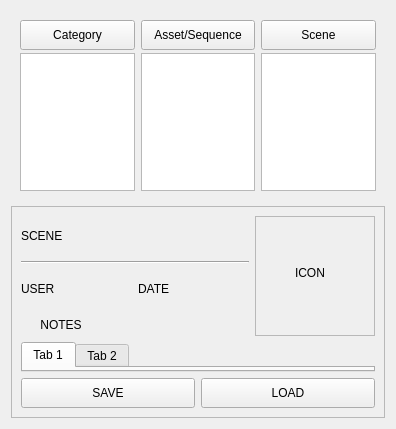
Qt form plugins/scene_loader/gui/main.ui (MayaFramework/Framework) before a commit.
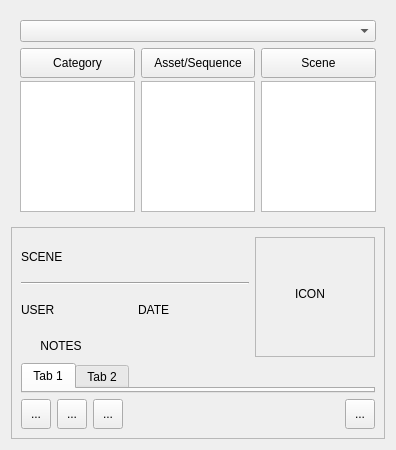
The same form after that commit.

Patch:
```diff
--- a/plugins/scene_loader/gui/main.ui
+++ b/plugins/scene_loader/gui/main.ui
@@ -7,7 +7,7 @@
     <x>0</x>
     <y>0</y>
     <width>396</width>
-    <height>429</height>
+    <height>450</height>
    </rect>
   </property>
   <property name="windowTitle">
@@ -22,7 +22,12 @@
        <verstretch>0</verstretch>
       </sizepolicy>
      </property>
-     <layout class="QHBoxLayout" name="horizontalLayout">
+     <layout class="QVBoxLayout" name="verticalLayout_7">
+      <item>
+       <widget class="QComboBox" name="categoryCB"/>
+      </item>
+      <item>
+       <layout class="QHBoxLayout" name="horizontalLayout_6">
       <item>
        <widget class="QWidget" name="widget_2" native="true">
         <layout class="QVBoxLayout" name="verticalLayout">
@@ -108,6 +113,8 @@
        </widget>
       </item>
      </layout>
+      </item>
+     </layout>
     </widget>
    </item>
    <item>
@@ -238,28 +245,91 @@
       <item>
        <layout class="QHBoxLayout" name="horizontalLayout_5">
         <item>
-         <widget class="QPushButton" name="pushButton_5">
+         <widget class="QToolButton" name="toolButton">
           <property name="minimumSize">
            <size>
-            <width>0</width>
+            <width>30</width>
             <height>30</height>
            </size>
           </property>
+          <property name="maximumSize">
+           <size>
+            <width>30</width>
+            <height>30</height>
+           </size>
+          </property>
           <property name="text">
-           <string>SAVE</string>
+           <string>...</string>
           </property>
          </widget>
         </item>
         <item>
-         <widget class="QPushButton" name="pushButton_6">
+         <widget class="QToolButton" name="toolButton_2">
           <property name="minimumSize">
            <size>
-            <width>0</width>
+            <width>30</width>
             <height>30</height>
            </size>
           </property>
+          <property name="maximumSize">
+           <size>
+            <width>30</width>
+            <height>30</height>
+           </size>
+          </property>
           <property name="text">
-           <string>LOAD</string>
+           <string>...</string>
+          </property>
+         </widget>
+        </item>
+        <item>
+         <widget class="QToolButton" name="toolButton_3">
+          <property name="minimumSize">
+           <size>
+            <width>30</width>
+            <height>30</height>
+           </size>
+          </property>
+          <property name="maximumSize">
+           <size>
+            <width>30</width>
+            <height>30</height>
+           </size>
+          </property>
+          <property name="text">
+           <string>...</string>
+          </property>
+         </widget>
+        </item>
+        <item>
+         <spacer name="horizontalSpacer_2">
+          <property name="orientation">
+           <enum>Qt::Horizontal</enum>
+          </property>
+          <property name="sizeHint" stdset="0">
+           <size>
+            <width>40</width>
+            <height>20</height>
+           </size>
+          </property>
+         </spacer>
+        </item>
+        <item>
+         <widget class="QToolButton" name="toolButton_4">
+          <property name="minimumSize">
+           <size>
+            <width>30</width>
+            <height>30</height>
+           </size>
+          </property>
+          <property name="maximumSize">
+           <size>
+            <width>30</width>
+            <height>30</height>
+           </size>
+          </property>
+          <property name="text">
+           <string>...</string>
           </property>
          </widget>
         </item>
```
Lines whose indentation alone changed are shown as unchanged.
